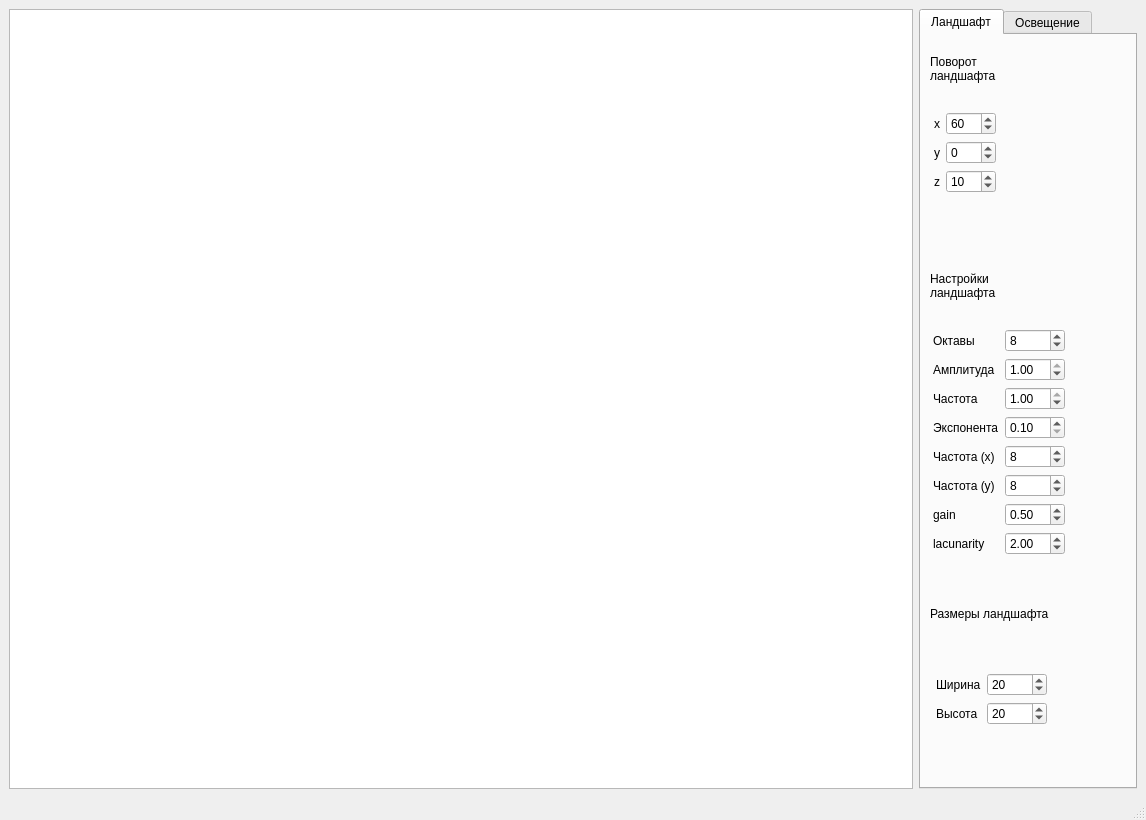
First picture: the form in cg_course/interface/mainwindow.ui, repository leontartykov/terrain_cg_course_project, before the edit.
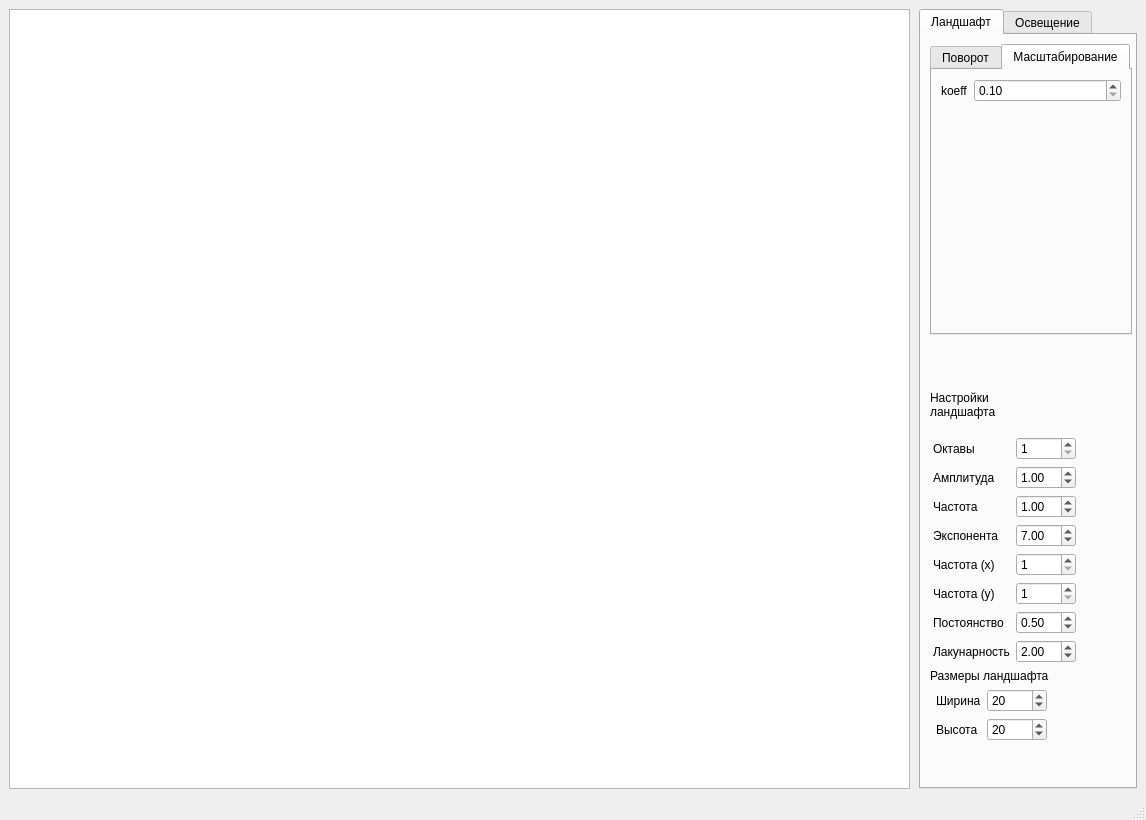
Second picture: the form after the edit. The open tabs and pages were chosen to show the change.

Commit message: Убраны артефакты ландшафта

What changed in the file:
```diff
--- a/cg_course/interface/mainwindow.ui
+++ b/cg_course/interface/mainwindow.ui
@@ -42,12 +42,18 @@
        </brush>
       </property>
       <property name="alignment">
-       <set>Qt::AlignLeading|Qt::AlignLeft|Qt::AlignTop</set>
+       <set>Qt::AlignCenter</set>
       </property>
      </widget>
     </item>
     <item>
      <layout class="QVBoxLayout" name="verticalLayout">
+      <property name="leftMargin">
+       <number>3</number>
+      </property>
+      <property name="rightMargin">
+       <number>0</number>
+      </property>
       <item>
        <widget class="QTabWidget" name="tabWidget">
         <property name="minimumSize">
@@ -83,19 +89,15 @@
          </attribute>
          <layout class="QVBoxLayout" name="verticalLayout_2">
           <item>
-           <widget class="QLabel" name="label">
-            <property name="maximumSize">
-             <size>
-              <width>16777215</width>
-              <height>50</height>
-             </size>
+           <widget class="QTabWidget" name="tabWidget_2">
+            <property name="currentIndex">
+             <number>0</number>
             </property>
-            <property name="text">
-             <string>Поворот
-ландшафта</string>
-            </property>
-           </widget>
-          </item>
+            <widget class="QWidget" name="tab_3">
+             <attribute name="title">
+              <string>Поворот</string>
+             </attribute>
+             <layout class="QVBoxLayout" name="verticalLayout_4">
           <item>
            <layout class="QFormLayout" name="formLayout">
             <property name="leftMargin">
@@ -167,7 +169,7 @@
                <number>360</number>
               </property>
               <property name="value">
-               <number>0</number>
+                   <number>20</number>
               </property>
              </widget>
             </item>
@@ -205,6 +207,41 @@
             </item>
            </layout>
           </item>
+             </layout>
+            </widget>
+            <widget class="QWidget" name="tab_4">
+             <attribute name="title">
+              <string>Масштабирование</string>
+             </attribute>
+             <layout class="QVBoxLayout" name="verticalLayout_5">
+              <item>
+               <layout class="QFormLayout" name="formLayout_4">
+                <item row="0" column="0">
+                 <widget class="QLabel" name="label">
+                  <property name="text">
+                   <string>koeff</string>
+                  </property>
+                 </widget>
+                </item>
+                <item row="0" column="1">
+                 <widget class="QDoubleSpinBox" name="spinbox_scale">
+                  <property name="minimum">
+                   <double>0.100000000000000</double>
+                  </property>
+                  <property name="maximum">
+                   <double>3.000000000000000</double>
+                  </property>
+                  <property name="singleStep">
+                   <double>0.100000000000000</double>
+                  </property>
+                 </widget>
+                </item>
+               </layout>
+              </item>
+             </layout>
+            </widget>
+           </widget>
+          </item>
           <item>
            <spacer name="verticalSpacer_2">
             <property name="orientation">
@@ -225,7 +262,7 @@
            <widget class="QLabel" name="label_5">
             <property name="maximumSize">
              <size>
-              <width>16777215</width>
+              <width>200</width>
               <height>50</height>
              </size>
             </property>
@@ -265,7 +302,7 @@
                <number>10</number>
               </property>
               <property name="value">
-               <number>8</number>
+               <number>1</number>
               </property>
              </widget>
             </item>
@@ -290,8 +327,11 @@
                 <height>16777215</height>
                </size>
               </property>
+              <property name="minimum">
+               <double>0.100000000000000</double>
+              </property>
               <property name="maximum">
-               <double>1.000000000000000</double>
+               <double>10.000000000000000</double>
               </property>
               <property name="singleStep">
                <double>0.100000000000000</double>
@@ -322,8 +362,11 @@
                 <height>16777215</height>
                </size>
               </property>
+              <property name="minimum">
+               <double>0.100000000000000</double>
+              </property>
               <property name="maximum">
-               <double>1.000000000000000</double>
+               <double>20.000000000000000</double>
               </property>
               <property name="singleStep">
                <double>0.100000000000000</double>
@@ -358,13 +401,13 @@
                <double>0.100000000000000</double>
               </property>
               <property name="maximum">
-               <double>1.000000000000000</double>
+               <double>10.000000000000000</double>
               </property>
               <property name="singleStep">
                <double>0.100000000000000</double>
               </property>
               <property name="value">
-               <double>0.100000000000000</double>
+               <double>7.000000000000000</double>
               </property>
              </widget>
             </item>
@@ -387,10 +430,10 @@
                <number>1</number>
               </property>
               <property name="maximum">
-               <number>20</number>
+               <number>100</number>
               </property>
               <property name="value">
-               <number>8</number>
+               <number>1</number>
               </property>
              </widget>
             </item>
@@ -404,7 +447,7 @@
             <item row="6" column="0">
              <widget class="QLabel" name="label_10">
               <property name="text">
-               <string>gain</string>
+               <string>Постоянство</string>
               </property>
              </widget>
             </item>
@@ -423,7 +466,7 @@
                </size>
               </property>
               <property name="maximum">
-               <double>1.000000000000000</double>
+               <double>5.000000000000000</double>
               </property>
               <property name="singleStep">
                <double>0.100000000000000</double>
@@ -436,7 +479,7 @@
             <item row="7" column="0">
              <widget class="QLabel" name="label_11">
               <property name="text">
-               <string>lacunarity</string>
+               <string>Лакунарность</string>
               </property>
              </widget>
             </item>
@@ -471,10 +514,10 @@
                <number>1</number>
               </property>
               <property name="maximum">
-               <number>20</number>
+               <number>100</number>
               </property>
               <property name="value">
-               <number>8</number>
+               <number>1</number>
               </property>
              </widget>
             </item>
@@ -482,6 +525,12 @@
           </item>
           <item>
            <widget class="QLabel" name="label_14">
+            <property name="maximumSize">
+             <size>
+              <width>200</width>
+              <height>16777215</height>
+             </size>
+            </property>
             <property name="text">
              <string>Размеры ландшафта</string>
             </property>
@@ -516,6 +565,9 @@
               <property name="minimum">
                <number>1</number>
               </property>
+              <property name="maximum">
+               <number>100</number>
+              </property>
               <property name="value">
                <number>20</number>
               </property>
@@ -532,6 +584,9 @@
               <property name="minimum">
                <number>5</number>
               </property>
+              <property name="maximum">
+               <number>100</number>
+              </property>
               <property name="value">
                <number>20</number>
               </property>
```
Left out of the diff: 14 changed lines with no effect on the pictures. Lines whose indentation alone changed are shown as unchanged. The commit also changes 13 other files.
